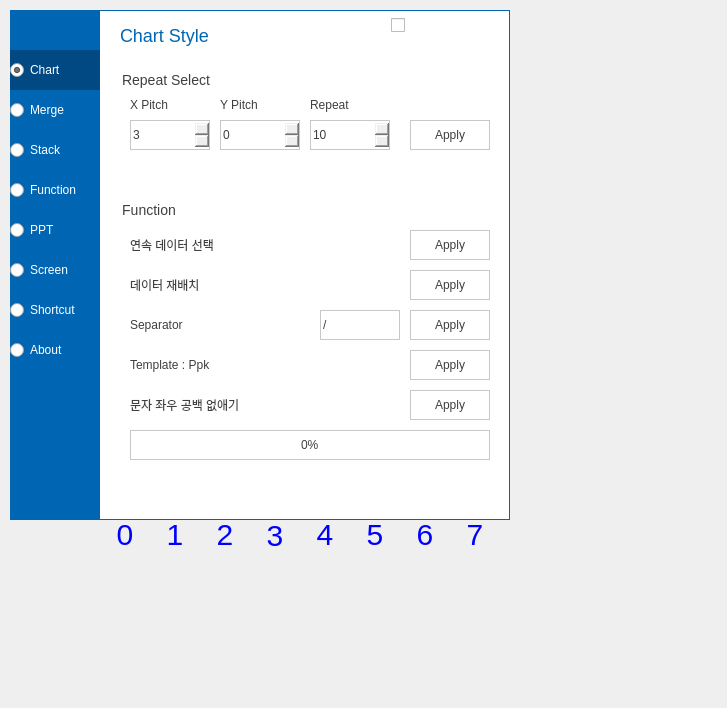
MKdays/ExcelKits, file Lib/main.ui: the form before one commit.
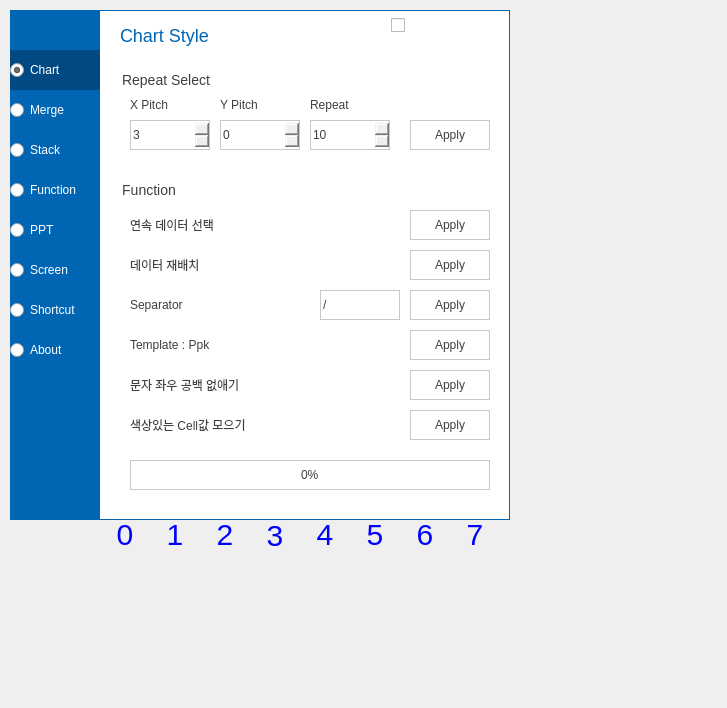
The form after the commit. The open tabs and pages were chosen to show the change. Icons and pictures are not drawn.

Diff of the .ui file:
```diff
--- a/Lib/main.ui
+++ b/Lib/main.ui
@@ -2386,7 +2386,7 @@
       <property name="geometry">
        <rect>
         <x>20</x>
-        <y>150</y>
+        <y>130</y>
         <width>370</width>
         <height>301</height>
        </rect>
@@ -2576,12 +2576,44 @@
         <string>Apply</string>
        </property>
       </widget>
+      <widget class="QPushButton" name="color_cnt_btn">
+       <property name="geometry">
+        <rect>
+         <x>290</x>
+         <y>230</y>
+         <width>80</width>
+         <height>30</height>
+        </rect>
+       </property>
+       <property name="focusPolicy">
+        <enum>Qt::NoFocus</enum>
+       </property>
+       <property name="text">
+        <string>Apply</string>
+       </property>
+      </widget>
+      <widget class="QLabel" name="dmy_31">
+       <property name="geometry">
+        <rect>
+         <x>10</x>
+         <y>230</y>
+         <width>160</width>
+         <height>30</height>
+        </rect>
+       </property>
+       <property name="text">
+        <string>색상있는 Cell값 모으기</string>
+       </property>
+       <property name="alignment">
+        <set>Qt::AlignLeading|Qt::AlignLeft|Qt::AlignVCenter</set>
+       </property>
+      </widget>
      </widget>
      <widget class="QProgressBar" name="pbar3">
       <property name="geometry">
        <rect>
         <x>30</x>
-        <y>380</y>
+        <y>410</y>
         <width>360</width>
         <height>30</height>
        </rect>
```
Left out of the diff: 2 changed lines with no effect on the pictures.
